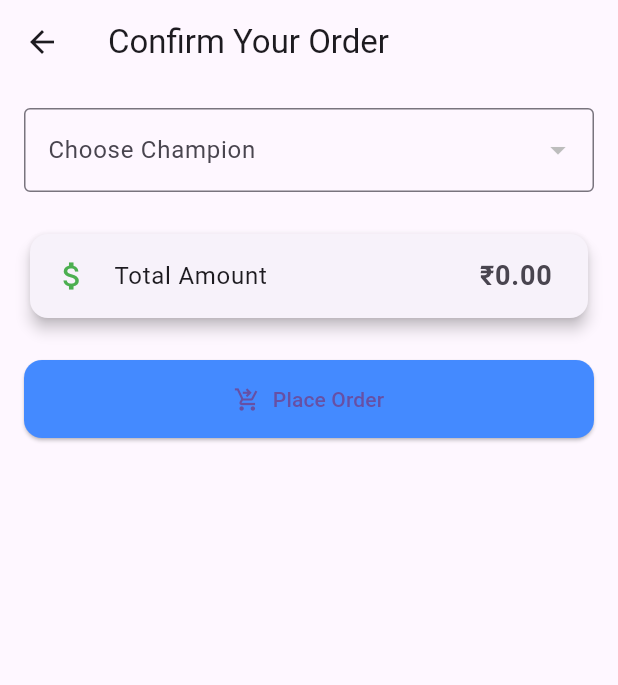
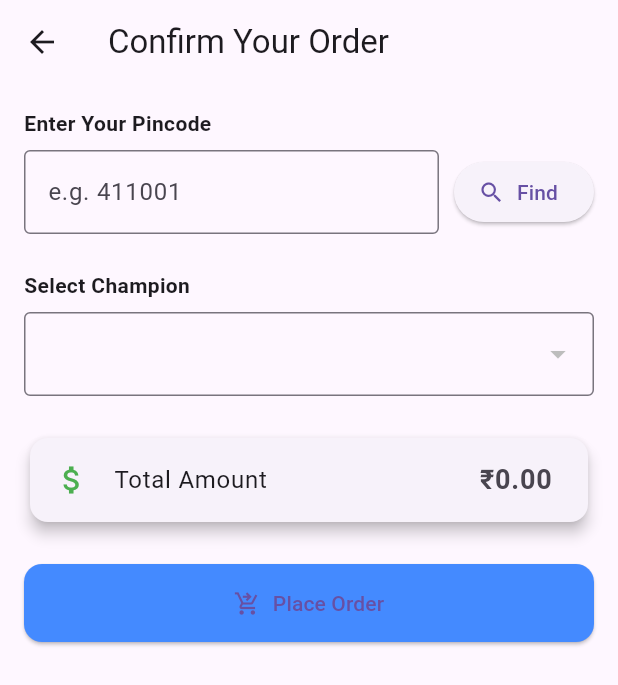
Before and after one commit to ritujam04/Walmart-Sparkathon, a Flutter app: the OrderDetailsScreen screen opened by its route, on a phone screen of 412 x 824 dp. Shown: the top 685 px of the screen. Run offline on Flutter 3.47's test engine with Material 3 defaults, Android fonts, the light colour scheme and no system bars; our stand-ins replace shimmer.

Commit message:
place order

```diff
--- a/lib/models/champion.dart
+++ b/lib/models/champion.dart
@@ -1,10 +1,22 @@
 class Champion {
   final int id;
   final String name;
+  final String address;
+  final bool status;
 
-  Champion({required this.id, required this.name});
+  Champion({
+    required this.id,
+    required this.name,
+    required this.address,
+    required this.status,
+  });
 
   factory Champion.fromJson(Map<String, dynamic> json) {
-    return Champion(id: json['id'], name: json['name']);
+    return Champion(
+      id: json['id'],
+      name: json['name'],
+      address: json['address'],
+      status: json['status'],
+    );
   }
 }
--- a/lib/screens/order_details_screen.dart
+++ b/lib/screens/order_details_screen.dart
@@ -13,6 +13,8 @@ class OrderDetailsScreen extends StatefulWidget {
 }
 
 class _OrderDetailsScreenState extends State<OrderDetailsScreen> {
+  final TextEditingController pincodeController = TextEditingController();
+
   List<Champion> champions = [];
   Champion? selectedChampion;
   bool isPlacingOrder = false;
@@ -20,12 +22,12 @@ class _OrderDetailsScreenState extends State<OrderDetailsScreen> {
   @override
   void initState() {
     super.initState();
-    fetchChampions();
+    // fetchChampions();
   }
 
-  Future<void> fetchChampions() async {
+  Future<void> fetchChampions(String pincode) async {
     final response = await http.get(
-      Uri.parse('http://192.168.1.3:8000/champions'),
+      Uri.parse('http://192.168.1.3:8000/champions/nearby/$pincode'),
     );
     if (response.statusCode == 200) {
       final data = json.decode(response.body);
@@ -33,7 +35,12 @@ class _OrderDetailsScreenState extends State<OrderDetailsScreen> {
         champions = (data as List)
             .map((json) => Champion.fromJson(json))
             .toList();
+        selectedChampion = null; // reset on new fetch
       });
+    } else {
+      ScaffoldMessenger.of(context).showSnackBar(
+        const SnackBar(content: Text("Failed to fetch champions")),
+      );
     }
   }
 
@@ -90,24 +97,73 @@ class _OrderDetailsScreenState extends State<OrderDetailsScreen> {
 
     return Scaffold(
       appBar: AppBar(title: const Text('Confirm Your Order')),
-      body: Padding(
+      body: SingleChildScrollView(
         padding: const EdgeInsets.all(16.0),
         child: Column(
+          crossAxisAlignment: CrossAxisAlignment.start,
           children: [
+            const Text(
+              "Enter Your Pincode",
+              style: TextStyle(fontWeight: FontWeight.bold),
+            ),
+            const SizedBox(height: 8),
+            Row(
+              children: [
+                Expanded(
+                  child: TextField(
+                    controller: pincodeController,
+                    keyboardType: TextInputType.number,
+                    decoration: const InputDecoration(
+                      hintText: "e.g. 411001",
+                      border: OutlineInputBorder(),
+                    ),
+                  ),
+                ),
+                const SizedBox(width: 10),
+                ElevatedButton.icon(
+                  onPressed: () {
+                    final pin = pincodeController.text.trim();
+                    if (pin.isNotEmpty) fetchChampions(pin);
+                  },
+                  icon: const Icon(Icons.search),
+                  label: const Text("Find"),
+                ),
+              ],
+            ),
+
+            const SizedBox(height: 24),
+            const Text(
+              "Select Champion",
+              style: TextStyle(fontWeight: FontWeight.bold),
+            ),
+            const SizedBox(height: 8),
             DropdownButtonFormField<Champion>(
-              decoration: const InputDecoration(
-                labelText: 'Choose Champion',
-                border: OutlineInputBorder(),
-              ),
+              decoration: const InputDecoration(border: OutlineInputBorder()),
               value: selectedChampion,
-              items: champions
-                  .map(
-                    (champ) =>
-                        DropdownMenuItem(value: champ, child: Text(champ.name)),
-                  )
-                  .toList(),
-              onChanged: (value) => setState(() => selectedChampion = value),
+              items: champions.map((champ) {
+                return DropdownMenuItem<Champion>(
+                  value: champ.status ? champ : null,
+                  enabled: champ.status,
+                  child: Row(
+                    children: [
+                      Text(champ.name),
+                      const SizedBox(width: 6),
+                      if (!champ.status)
+                        const Text(
+                          "(Unavailable)",
+                          style: TextStyle(color: Colors.red, fontSize: 12),
+                        ),
+                    ],
+                  ),
+                );
+              }).toList(),
+              onChanged: (champ) {
+                if (champ != null) {
+                  setState(() => selectedChampion = champ);
+                }
+              },
             ),
+
             const SizedBox(height: 24),
 
             // Total Info Card
@@ -128,6 +184,7 @@ class _OrderDetailsScreenState extends State<OrderDetailsScreen> {
                 ),
               ),
             ),
+
             const SizedBox(height: 24),
 
             // Place Order Button
```
